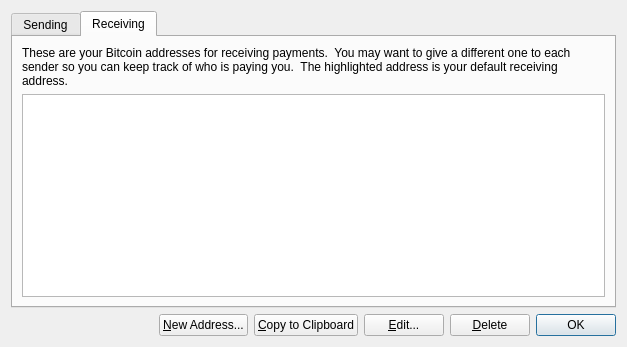
The window that src/qt/forms/addressbookdialog.ui (raffermeko/bitcoin) describes before a commit, drawn with Qt 5.
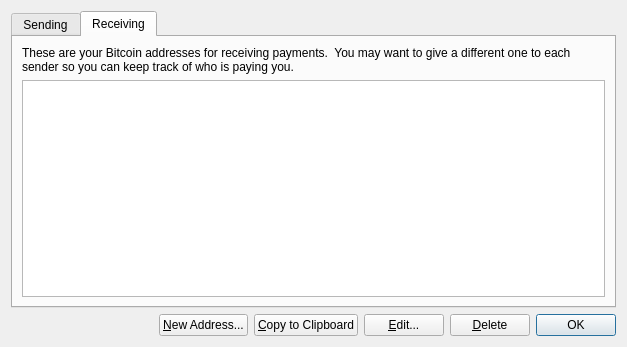
The same window after the commit. Icons and pictures are not drawn.

Commit message: Send: dialog redesign (automatically look up label for entered address)

Patch:
```diff
--- a/src/qt/forms/addressbookdialog.ui
+++ b/src/qt/forms/addressbookdialog.ui
@@ -59,7 +59,7 @@
        <item>
         <widget class="QLabel" name="label">
          <property name="text">
-          <string>These are your Bitcoin addresses for receiving payments.  You may want to give a different one to each sender so you can keep track of who is paying you.  The highlighted address is your default receiving address.</string>
+          <string>These are your Bitcoin addresses for receiving payments.  You may want to give a different one to each sender so you can keep track of who is paying you.</string>
          </property>
          <property name="textFormat">
           <enum>Qt::AutoText</enum>
```
The commit also changes 11 other files.
